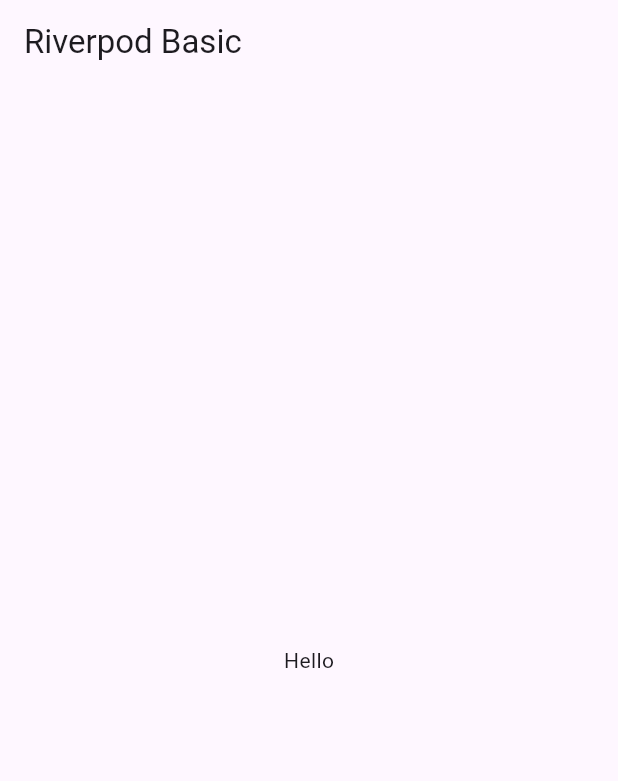
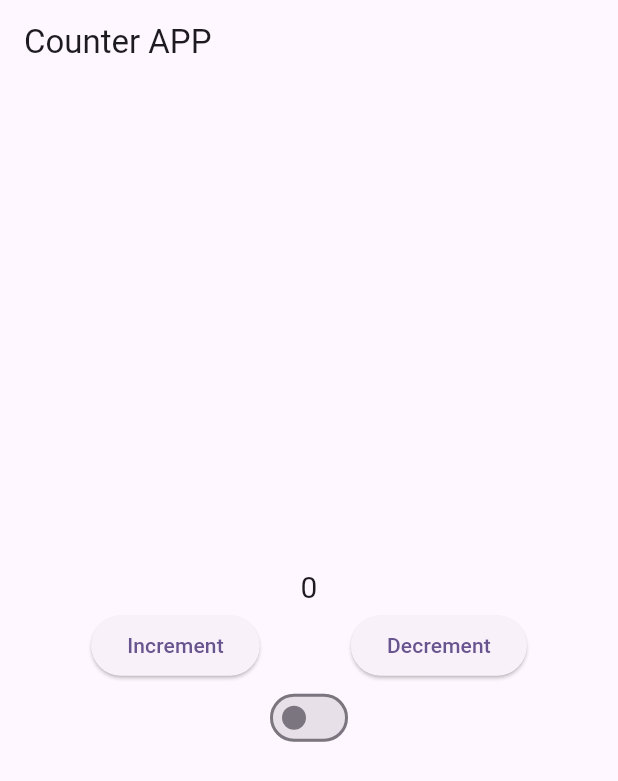
Before and after one commit to mishad01/Flutter-Riverpod-State-Management, a Flutter app: the screen it shows after launch, on a phone screen of 412 x 824 dp. Shown: the top 781 px of the screen. Run offline on Flutter 3.47's test engine with Material 3 defaults, Android fonts, the phone set to English and light mode, and no system bars; our stand-ins replace flutter_riverpod.

Commit message:
feat: Implement Counter App with Riverpod
This commit introduces a new `CounterAppView` that demonstrates basic state management using Riverpod.

Key changes:
- Created `CounterAppView.dart` containing a `ConsumerStatefulWidget`.
- Implemented a `counter` `StateProvider` to manage an integer count.
- Implemented a `switchProvider` `StateProvider` to manage a boolean state for a `Switch` widget.
- The `CounterAppView` displays the current count and provides "Increment" and "Decrement" buttons to modify it.
- A `Switch` widget is included, its state is also managed by a `StateProvider`.
- Updated `main.dart` to display `CounterAppView` as the home screen instead of the previous `HomeView`.

```diff
--- a/riverpod_basic/lib/main.dart
+++ b/riverpod_basic/lib/main.dart
@@ -1,6 +1,6 @@
 import 'package:flutter/material.dart';
 import 'package:flutter_riverpod/flutter_riverpod.dart';
-import 'package:riverpod_basic/view/home_view.dart';
+import 'package:riverpod_basic/view/counter_app/counter_app_view.dart';
 
 void main() {
   runApp(const MyApp());
@@ -16,7 +16,7 @@ class MyApp extends StatelessWidget {
         theme: ThemeData(
           colorScheme: ColorScheme.fromSeed(seedColor: Colors.deepPurple),
         ),
-        home: const HomeView(),
+        home: const CounterAppView(),
       ),
     );
   }
--- /dev/null
+++ b/riverpod_basic/lib/view/counter_app/counter_app_view.dart
@@ -0,0 +1,60 @@
+import 'package:flutter/material.dart';
+import 'package:flutter_riverpod/flutter_riverpod.dart';
+
+final counter = StateProvider<int>((ref) {
+  return 0;
+});
+
+final switchProvider = StateProvider((ref) {
+  return false;
+});
+
+class CounterAppView extends ConsumerStatefulWidget {
+  const CounterAppView({super.key});
+
+  @override
+  ConsumerState<CounterAppView> createState() => _CounterAppViewState();
+}
+
+class _CounterAppViewState extends ConsumerState<CounterAppView> {
+  @override
+  Widget build(BuildContext context) {
+    final count = ref.watch(counter);
+    final switchTest = ref.watch(switchProvider);
+    return Scaffold(
+      appBar: AppBar(title: Text("Counter APP")),
+      body: Column(
+        mainAxisAlignment: MainAxisAlignment.center,
+        crossAxisAlignment: CrossAxisAlignment.center,
+        children: [
+          Text(count.toString(), style: TextStyle(fontSize: 20)),
+          Row(
+            mainAxisAlignment: MainAxisAlignment.spaceEvenly,
+            crossAxisAlignment: CrossAxisAlignment.center,
+            children: [
+              ElevatedButton(
+                onPressed: () {
+                  ref.read(counter.notifier).state++;
+                },
+                child: Text("Increment"),
+              ),
+              ElevatedButton(
+                onPressed: () {
+                  ref.read(counter.notifier).state--;
+                },
+                child: Text("Decrement"),
+              ),
+            ],
+          ),
+          Switch(
+            value: switchTest,
+            onChanged: (value) {
+              print("object");
+              ref.read(switchProvider.notifier).state = value;
+            },
+          ),
+        ],
+      ),
+    );
+  }
+}
```
